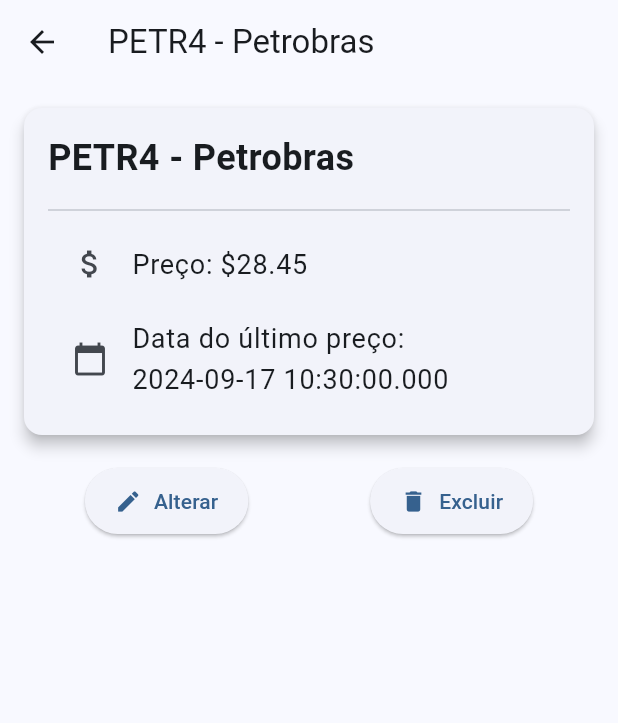
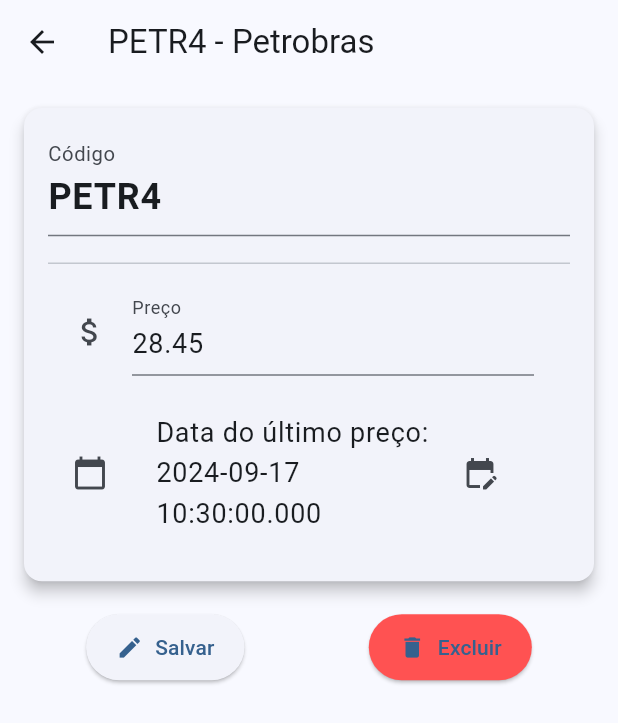
Before and after one commit to Rodorush/AssetsList, a Flutter app: the AssetDetail screen opened directly with sample values from the repository, on a phone screen of 412 x 824 dp. Shown: the top 723 px of the screen. Run offline on Flutter 3.47's test engine with Material 3 defaults, Android fonts, the phone set to English and light mode, and no system bars; our stand-ins replace sqflite; accounts and stored records are empty.

Commit message:
CRUD implementado
• CRUD implementado

```diff
--- a/assets_list/lib/model/asset.dart
+++ b/assets_list/lib/model/asset.dart
@@ -23,7 +23,7 @@ class Asset {
     };
   }
 
-  factory Asset.fromMap(Map<String, dynamic> map) {
+ factory Asset.fromMap(Map<String, dynamic> map) {
     return Asset(
       id: map['id'] as int?,
       ticker: map['ticker'] as String,
--- a/assets_list/lib/screens/asset_detail.dart
+++ b/assets_list/lib/screens/asset_detail.dart
@@ -1,16 +1,41 @@
 import 'package:flutter/material.dart';
 import '../model/asset.dart';
+import '../util/database_helper.dart';
 
-class AssetDetail extends StatelessWidget {
-  final Asset asset;
+class AssetDetail extends StatefulWidget {
+  final Asset? asset;
 
-  const AssetDetail({super.key, required this.asset});
+  const AssetDetail({super.key, this.asset});
+
+  @override
+  State<AssetDetail> createState() => _AssetDetailState();
+}
+
+class _AssetDetailState extends State<AssetDetail> {
+  final _tickerController = TextEditingController();
+  final _nameController = TextEditingController();
+  final _priceController = TextEditingController();
+  final DatabaseHelper _dbHelper = DatabaseHelper();
+  DateTime _selectedDate = DateTime.now();
+
+  @override
+  void initState() {
+    super.initState();
+    if (widget.asset != null) {
+      _tickerController.text = widget.asset!.ticker;
+      _nameController.text = widget.asset!.name;
+      _priceController.text = widget.asset!.price.toString();
+      _selectedDate = widget.asset!.lastPriceDate;
+    }
+  }
 
   @override
   Widget build(BuildContext context) {
     return Scaffold(
       appBar: AppBar(
-        title: Text("${asset.ticker} - ${asset.name}"),
+        title: Text(widget.asset == null
+            ? 'Novo Ativo'
+            : "${widget.asset!.ticker} - ${widget.asset!.name}"),
       ),
       body: Padding(
         padding: const EdgeInsets.all(16.0),
@@ -25,8 +50,12 @@ class AssetDetail extends StatelessWidget {
                 child: Column(
                   crossAxisAlignment: CrossAxisAlignment.start,
                   children: [
-                    Text(
-                      "${asset.ticker} - ${asset.name}",
+                    TextField(
+                      controller: _tickerController,
+                      decoration: const InputDecoration(
+                        labelText: "Código",
+                        labelStyle: TextStyle(fontSize: 18),
+                      ),
                       style: const TextStyle(
                         fontSize: 24,
                         fontWeight: FontWeight.bold,
@@ -36,44 +65,50 @@ class AssetDetail extends StatelessWidget {
                     const Divider(),
                     ListTile(
                       leading: const Icon(Icons.attach_money),
-                      title: Text(
-                        "Preço: \$${asset.price.toStringAsFixed(2)}",
+                      title: TextField(
+                        controller: _priceController,
+                        keyboardType: TextInputType.number,
+                        decoration: const InputDecoration(
+                          labelText: "Preço",
+                        ),
                         style: const TextStyle(fontSize: 18),
                       ),
                     ),
                     ListTile(
                       leading: const Icon(Icons.calendar_today),
-                      title: Text(
-                        "Data do último preço: ${asset.lastPriceDate.toLocal()}",
-                        style: const TextStyle(fontSize: 18),
+                      title: ListTile(
+                        title: Text(
+                          "Data do último preço: ${_selectedDate.toLocal()}",
+                          style: const TextStyle(fontSize: 18),
+                        ),
+                        trailing: const Icon(Icons.edit_calendar),
+                        onTap: _selectDate,
                       ),
                     ),
                   ],
                 ),
               ),
             ),
-
             Row(
               mainAxisAlignment: MainAxisAlignment.spaceAround,
               children: [
                 ElevatedButton.icon(
-                  onPressed: () {
-                    // Example action for buying the asset
-                  },
+                  onPressed: _saveAsset,
                   icon: const Icon(Icons.edit),
-                  label: const Text("Alterar"),
+                  label: const Text("Salvar"),
                   style: ElevatedButton.styleFrom(
-                    padding: const EdgeInsets.symmetric(horizontal: 20, vertical: 12),
+                    padding: const EdgeInsets.symmetric(
+                        horizontal: 20, vertical: 12),
                   ),
                 ),
                 ElevatedButton.icon(
-                  onPressed: () {
-                    // Example action for selling the asset
-                  },
+                  onPressed: _deleteAsset,
                   icon: const Icon(Icons.delete),
                   label: const Text("Excluir"),
                   style: ElevatedButton.styleFrom(
-                    padding: const EdgeInsets.symmetric(horizontal: 20, vertical: 12),
+                    padding: const EdgeInsets.symmetric(
+                        horizontal: 20, vertical: 12),
+                    backgroundColor: Colors.redAccent,
                   ),
                 ),
               ],
@@ -83,4 +118,54 @@ class AssetDetail extends StatelessWidget {
       ),
     );
   }
+
+  Future<void> _selectDate() async {
+    final DateTime? pickedDate = await showDatePicker(
+      context: context,
+      initialDate: _selectedDate,
+      firstDate: DateTime(2000),
+      lastDate: DateTime.now(),
+    );
+    if (pickedDate != null && pickedDate != _selectedDate) {
+      setState(() {
+        _selectedDate = pickedDate;
+      });
+    }
+  }
+
+  void _saveAsset() async {
+    final String ticker = _tickerController.text;
+    final String name = _nameController.text;
+    final double price = double.tryParse(_priceController.text) ?? 0;
+
+    if (ticker.isNotEmpty && name.isNotEmpty && price > 0) {
+      if (widget.asset == null) {
+        // Create a new asset
+        final newAsset = Asset(
+          ticker: ticker,
+          name: name,
+          price: price,
+          lastPriceDate: _selectedDate,
+        );
+        await _dbHelper.insertAsset(newAsset);
+      } else {
+        final updatedAsset = Asset(
+          id: widget.asset!.id,
+          ticker: ticker,
+          name: name,
+          price: price,
+          lastPriceDate: _selectedDate,
+        );
+        await _dbHelper.updateAsset(updatedAsset);
+      }
+      Navigator.pop(context, true);
+    }
+  }
+
+  void _deleteAsset() async {
+    if (widget.asset != null) {
+      await _dbHelper.deleteAsset(widget.asset!.id!);
+      Navigator.pop(context, true);
+    }
+  }
 }
```
Also changed, not shown: assets_list/lib/screens/asset_list_home.dart (+42 -11 lines), assets_list/lib/util/database_helper.dart (+8 -16 lines), 1 other file.
